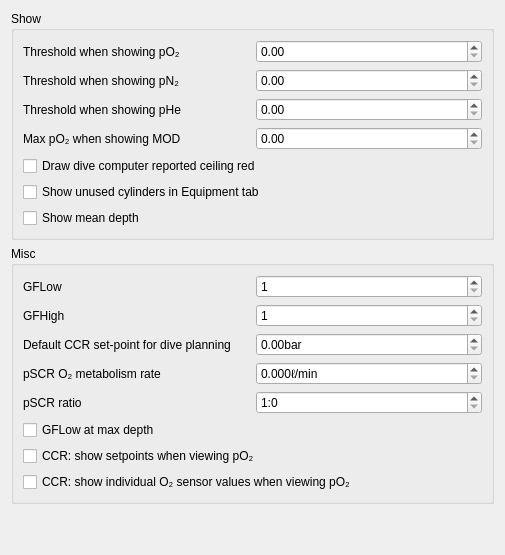
This is desktop-widgets/preferences/preferences_graph.ui in subsurface/subsurface as Qt 5 draws it before an edit. The edited form follows.
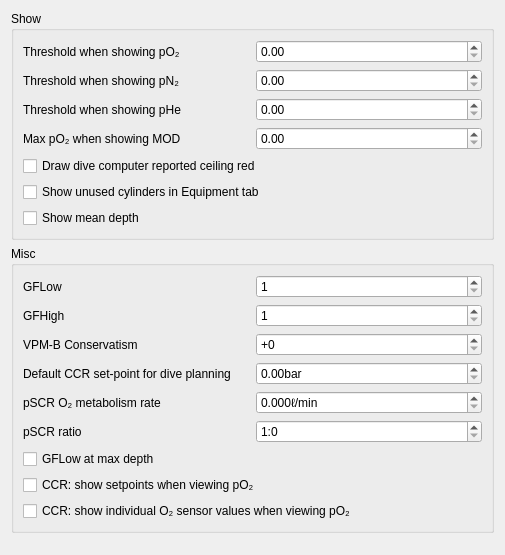
This is the edited form.

Commit message:
Separate VPM-B conservatism preference for planner and profile
Separate the VPM-B conservatism preference into diveplan.vpmb_conservatism for
planning dives and prefs.vpmb_conservatism for profile ceiling display of
saved dives.

What changed in the file:
```diff
--- a/desktop-widgets/preferences/preferences_graph.ui
+++ b/desktop-widgets/preferences/preferences_graph.ui
@@ -168,13 +168,33 @@
        </widget>
       </item>
       <item row="2" column="0">
+       <widget class="QLabel" name="label_21">
+        <property name="text">
+         <string>VPM-B Conservatism</string>
+        </property>
+       </widget>
+      </item>
+      <item row="2" column="1">
+       <widget class="QSpinBox" name="vpmb_conservatism">
+        <property name="prefix">
+         <string>+</string>
+        </property>
+        <property name="minimum">
+         <number>0</number>
+        </property>
+        <property name="maximum">
+         <number>4</number>
+        </property>
+       </widget>
+      </item>
+      <item row="3" column="0">
        <widget class="QLabel" name="label_26">
         <property name="text">
          <string>Default CCR set-point for dive planning</string>
         </property>
        </widget>
       </item>
-      <item row="2" column="1">
+      <item row="3" column="1">
        <widget class="QDoubleSpinBox" name="defaultSetpoint">
         <property name="suffix">
          <string>bar</string>
@@ -190,14 +210,14 @@
         </property>
        </widget>
       </item>
-      <item row="3" column="0">
+      <item row="4" column="0">
        <widget class="QLabel" name="pSCR">
         <property name="text">
          <string>pSCR O₂ metabolism rate</string>
         </property>
        </widget>
       </item>
-      <item row="3" column="1">
+      <item row="4" column="1">
        <widget class="QDoubleSpinBox" name="psro2rate">
         <property name="suffix">
          <string>ℓ/min</string>
@@ -207,14 +227,14 @@
         </property>
        </widget>
       </item>
-      <item row="4" column="0">
+      <item row="5" column="0">
        <widget class="QLabel" name="label_28">
         <property name="text">
          <string>pSCR ratio</string>
         </property>
        </widget>
       </item>
-      <item row="4" column="1">
+      <item row="5" column="1">
        <widget class="QSpinBox" name="pscrfactor">
         <property name="suffix">
          <string/>
@@ -224,21 +244,21 @@
         </property>
        </widget>
       </item>
-      <item row="5" column="0" colspan="2">
+      <item row="6" column="0" colspan="2">
        <widget class="QCheckBox" name="gf_low_at_maxdepth">
         <property name="text">
          <string>GFLow at max depth</string>
         </property>
        </widget>
       </item>
-      <item row="6" column="0" colspan="2">
+      <item row="7" column="0" colspan="2">
        <widget class="QCheckBox" name="show_ccr_setpoint">
         <property name="text">
          <string>CCR: show setpoints when viewing pO₂</string>
         </property>
        </widget>
       </item>
-      <item row="7" column="0" colspan="2">
+      <item row="8" column="0" colspan="2">
        <widget class="QCheckBox" name="show_ccr_sensors">
         <property name="text">
          <string>CCR: show individual O₂ sensor values when viewing pO₂</string>
```
The commit also changes 10 other files.
